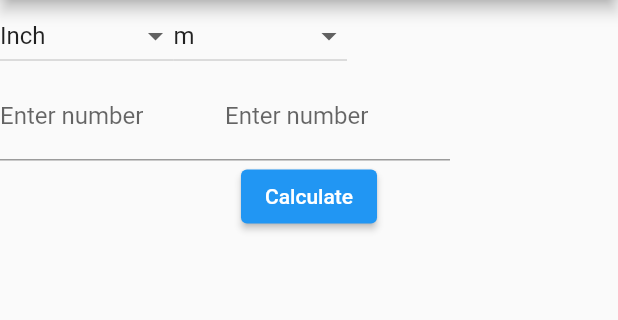
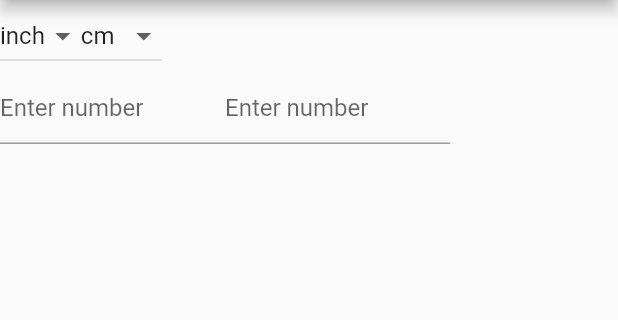
Before and after one commit to dCodead/Calc_UnitConverter, a Flutter app: the screen it shows after launch, on a phone screen of 412 x 824 dp, the part 84-404 px from its top. Run offline on Flutter 3.47's test engine with Material 2 defaults, Android fonts, the phone set to English and light mode, and no system bars; missing offline and left inert: dart:ffi.

```diff
--- a/lib/main.dart
+++ b/lib/main.dart
@@ -1,3 +1,5 @@
+import 'dart:ffi';
+
 import 'package:flutter/material.dart';
 import 'package:flutter/services.dart';
 
@@ -22,19 +24,24 @@ class UnitWidget extends StatefulWidget {
 
 class _UnitWidgetState extends State<UnitWidget> {
   List<DropdownMenuItem<String>> menuItems = [
-    DropdownMenuItem(child: Text("Inch"),value: "Inch"),
-    DropdownMenuItem(child: Text("Mile"),value: "Mile"),
-    DropdownMenuItem(child: Text("Feet"),value: "Feet"),
-    DropdownMenuItem(child: Text("cm"),value: "cm"),
-    DropdownMenuItem(child: Text("m"),value: "m"),
-    DropdownMenuItem(child: Text("m2(squared)"),value: "m2(squared)"),
-    DropdownMenuItem(child: Text("m3(cubed)"),value: "m3(cubed"),
+    DropdownMenuItem(child: Text("inch"),value: "inch"), // 2.54 cm, 0.0254 m, 1/12 ft, 1 inch
+    DropdownMenuItem(child: Text("feet"),value: "feet"), // 30.48 cm, 0.3048 m, 1 ft, 12 inch
+    DropdownMenuItem(child: Text("cm"),value: "cm"), // 1 cm, 0.01 m, 0.032808399 ft, 0.393701 inch
+    DropdownMenuItem(child: Text("m"),value: "m"), // 100 cm, 1 m, 3.28084 ft, 3.28084*12 inch
   ];
-  String selectedValue= "Inch";
-  String selectedValue2= "m";
 
-  double num1=0;
+  // List decodingList = [[2.3,3.6],(4.0,3.5)];
+  String selectedValue= "inch";
+  String selectedValue2= "cm";
+  double multiplier = 2.54; // inch to centimeter
+  double multiplier2 = 1/2.54; // centimeter to inch
+  double num=0;
   double num2=0;
+  bool firstRun = true;
+  TextEditingController txt = TextEditingController();
+  TextEditingController txt2 = TextEditingController();
+
+
 
   Widget build(BuildContext context) {
     return Scaffold(
@@ -57,6 +64,10 @@ class _UnitWidgetState extends State<UnitWidget> {
           onChanged: (value) {
             setState(() {
               selectedValue = value!;
+              if(!firstRun) {
+                num2 = result(selectedValue, selectedValue2, num, num2);
+                txt2.text = num2.toString();
+              }
             });
           },
         ),
@@ -66,6 +77,11 @@ class _UnitWidgetState extends State<UnitWidget> {
           onChanged: (value) {
             setState(() {
               selectedValue2 = value!;
+              if(!firstRun){
+                num = result(selectedValue2, selectedValue, num2, num);
+                txt.text = num.toString();
+              }
+              //multiplier1 = 1/multiplier2;
             });
           },
         )
@@ -73,39 +89,78 @@ class _UnitWidgetState extends State<UnitWidget> {
           ], // End of Children list
         ),
 
-            //TextFields for input
+            //TextFields for input & result
             Row(
               children: [
                 Container(
                   width: 150,
-                  child: TextField(textDirection: TextDirection.ltr,decoration: const InputDecoration(labelText: "Enter number"),
-                  keyboardType: TextInputType.number,
-                  inputFormatters: [FilteringTextInputFormatter.allow(RegExp(r'^\d+\.?\d{0,6}'))],onChanged: (value) {
-                    setState((){
-                      num1 = value as double;
-                    });
+                  child: TextField(textDirection: TextDirection.ltr,
+                    decoration: const InputDecoration(hintText: "Enter number"),
+                    keyboardType: TextInputType.number,controller: txt,
+                    inputFormatters: [FilteringTextInputFormatter.allow(RegExp(r'^\d+\.?\d{0,6}'))],onChanged: (value) {
+                      setState((){
+                        // if to prevent result calculation of deleted number
+                        if(value !="") {
+                          firstRun = false; // prevent menus from deleting hintText
+                          num = double.parse(value);
+                          txt2.text =
+                              result(selectedValue, selectedValue2, num, num2)
+                                  .toString();
+                        }
+                      });
                     },),
                 ),
+
+                // Put divider here
+
                 Container(
                   width: 150,
-                  child: TextField(textDirection: TextDirection.ltr,decoration: const InputDecoration(labelText: "Enter number"),
-                  keyboardType: TextInputType.number,
+                  child: TextField(textDirection: TextDirection.ltr,decoration:
+                  const InputDecoration(hintText: "Enter number"),
+                  keyboardType: TextInputType.number, controller: txt2,
                   inputFormatters: [FilteringTextInputFormatter.allow(RegExp(r'^\d+\.?\d{0,6}')),],onChanged: (value) {
                     setState((){
-                      num2 = value as double;
+                      // if to prevent result calculation of deleted number
+                      if(value!="") {
+                        firstRun = false; // prevent menus from deleting hintText
+                        num2 = double.parse(value);
+                        txt.text =
+                            result(selectedValue2, selectedValue, num2, num)
+                                .toString();
+                        // result2 = (value.isNotEmpty)? result2 = value : "Enter a number";
+                      }
                     });
                   },)),
               ],
 
             ),
             //Calculate Button
-            ElevatedButton(onPressed: (){},
-              child: Text("Calculate"),
-            ),
+            // ElevatedButton(onPressed: (){
+            //
+            // },
+            //   child: Text("Calculate"),
+            // ),
           ],
         ),
       ),
     );  }
+
+
+
+
+  // Unit converter method
+  double result(String val, String val2, double num, double num2){
+    // non-numbered variables are the values to convert from to numbered values
+    double result;
+
+    if(val==val2) return num;
+
+    return result = (val=="inch")? (val2=="cm")? num*2.54 : (val2=="m")? num*0.0254 : num/12
+        : (val=="feet")? (val2=="cm")? num*30.48 : (val2=="m")? num*0.3048 : num*12
+        : (val=="cm")? (val2=="inch")? num*0.393701 : (val2=="feet")? num*0.032808399 : num/100
+        : (val=="m")? (val2=="feet")? num*3.28084 : (val2=="inch")? num*3.28084*12 : num*100 : 0;
+
+  }
 }
 
 
```
